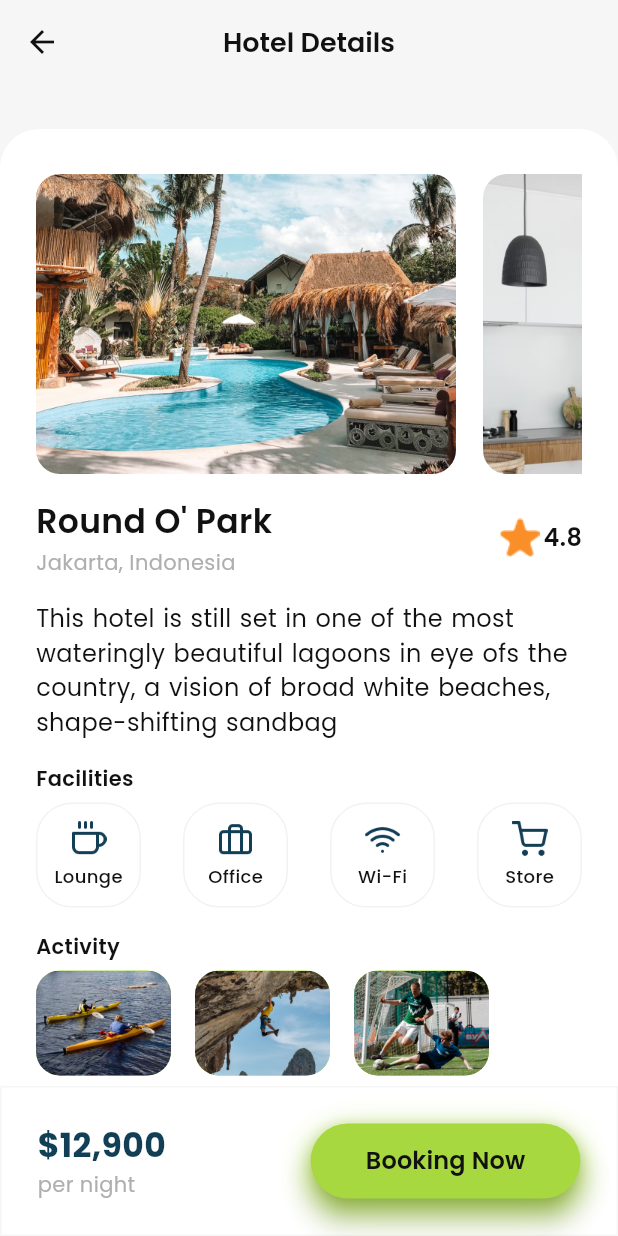
After one commit to HarunNurahman/hayy-hotelio_app, a Flutter app: the DetailHotelPage screen opened directly, on a phone screen of 412 x 824 dp. The commit adds this screen. Run offline on Flutter 3.47's test engine with Material 3 defaults, Android fonts, the phone set to English and light mode, and no system bars; our stand-ins replace another_flushbar, cloud_firestore, firebase_auth, firebase_core, flutter_rating_bar, get and 2 more; accounts and stored records are empty.

Commit message:
Style: Slicing detail hotel page UI

```diff
--- a/lib/main.dart
+++ b/lib/main.dart
@@ -31,6 +31,16 @@ class MyApp extends StatelessWidget {
       debugShowCheckedModeBanner: false,
       theme: ThemeData(
         scaffoldBackgroundColor: lightGrayColor,
+        appBarTheme: AppBarTheme(
+          backgroundColor: lightGrayColor,
+          elevation: 0,
+          centerTitle: true,
+          iconTheme: IconThemeData(color: blackColor),
+          titleTextStyle: blackTextStyle.copyWith(
+            fontSize: 18,
+            fontWeight: semiBold,
+          ),
+        ),
       ),
       routes: {
         '/': (context) {
--- /dev/null
+++ b/lib/pages/detail-hotel_page.dart
@@ -0,0 +1,222 @@
+import 'package:flutter/material.dart';
+import 'package:hayy_hotelio_app/pages/widgets/activity_item.dart';
+import 'package:hayy_hotelio_app/pages/widgets/custom_button.dart';
+import 'package:hayy_hotelio_app/pages/widgets/facility_item.dart';
+import 'package:hayy_hotelio_app/shared/style.dart';
+
+class DetailHotelPage extends StatelessWidget {
+  const DetailHotelPage({super.key});
+
+  @override
+  Widget build(BuildContext context) {
+    return Scaffold(
+      appBar: AppBar(
+        title: const Text('Hotel Details'),
+      ),
+      bottomNavigationBar: Container(
+        width: double.infinity,
+        height: 100,
+        padding: const EdgeInsets.symmetric(horizontal: 24),
+        decoration: BoxDecoration(
+          color: whiteColor,
+          border: Border.all(color: lightGrayColor),
+        ),
+        child: Row(
+          mainAxisAlignment: MainAxisAlignment.spaceBetween,
+          children: [
+            // Price/night
+            Column(
+              mainAxisAlignment: MainAxisAlignment.center,
+              crossAxisAlignment: CrossAxisAlignment.start,
+              children: [
+                Text(
+                  '\$12,900',
+                  style: grayTextStyle.copyWith(
+                    fontSize: 22,
+                    fontWeight: bold,
+                    color: darkGrayColor,
+                  ),
+                ),
+                Text('per night', style: grayTextStyle),
+              ],
+            ),
+            // Button
+            CustomButton(
+              text: 'Booking Now',
+              width: 180,
+              onTap: () {},
+            )
+          ],
+        ),
+      ),
+      body: Container(
+        margin: const EdgeInsets.only(top: 30),
+        padding: const EdgeInsets.only(left: 24, right: 24, top: 30),
+        decoration: BoxDecoration(
+          color: whiteColor,
+          borderRadius: const BorderRadius.only(
+            topLeft: Radius.circular(26),
+            topRight: Radius.circular(26),
+          ),
+        ),
+        child: ListView(
+          children: [
+            Column(
+              crossAxisAlignment: CrossAxisAlignment.start,
+              children: [
+                // Image detail hotel
+                detailImage(),
+                const SizedBox(height: 16),
+                // Hotel information
+                hotelInfo(),
+                const SizedBox(height: 16),
+                // Description
+                Text(
+                  'This hotel is still set in one of the most  wateringly beautiful lagoons in eye ofs the country, a vision of broad white beaches, shape-shifting sandbag',
+                  style: blackTextStyle.copyWith(
+                    fontSize: 16,
+                    wordSpacing: 1,
+                  ),
+                ),
+                const SizedBox(height: 16),
+                // Facilities
+                facility(),
+                const SizedBox(height: 16),
+                // Activity
+                activity(),
+                const SizedBox(height: 30)
+              ],
+            ),
+          ],
+        ),
+      ),
+    );
+  }
+
+  Widget detailImage() {
+    return SingleChildScrollView(
+      scrollDirection: Axis.horizontal,
+      child: Row(
+        children: [
+          ClipRRect(
+            borderRadius: BorderRadius.circular(16),
+            child: Image.asset(
+              'assets/images/img_detail-hotel_1.png',
+              width: 280,
+            ),
+          ),
+          const SizedBox(width: 18),
+          ClipRRect(
+            borderRadius: BorderRadius.circular(16),
+            child: Image.asset(
+              'assets/images/img_detail-hotel_2.png',
+              width: 280,
+            ),
+          ),
+        ],
+      ),
+    );
+  }
+
+  Widget hotelInfo() {
+    return Row(
+      mainAxisAlignment: MainAxisAlignment.spaceBetween,
+      children: [
+        Column(
+          crossAxisAlignment: CrossAxisAlignment.start,
+          children: [
+            // Hotel name
+            Text(
+              'Round O\' Park',
+              style: blackTextStyle.copyWith(
+                fontSize: 22,
+                fontWeight: semiBold,
+              ),
+            ),
+            const SizedBox(height: 2),
+            Text('Jakarta, Indonesia', style: grayTextStyle),
+          ],
+        ),
+        // Rating
+        Row(
+          children: [
+            Image.asset('assets/icons/ic_star_on.png', width: 28),
+            const SizedBox(width: 2),
+            Text(
+              '4.8',
+              style: blackTextStyle.copyWith(
+                fontSize: 16,
+                fontWeight: semiBold,
+              ),
+            )
+          ],
+        )
+      ],
+    );
+  }
+
+  Widget facility() {
+    return Column(
+      crossAxisAlignment: CrossAxisAlignment.start,
+      children: [
+        Text(
+          'Facilities',
+          style: blackTextStyle.copyWith(fontWeight: semiBold),
+        ),
+        const SizedBox(height: 6),
+        const Row(
+          mainAxisAlignment: MainAxisAlignment.spaceBetween,
+          children: [
+            FacilityItem(
+              imgUrl: 'assets/icons/ic_facility_lounge.png',
+              name: 'Lounge',
+            ),
+            FacilityItem(
+              imgUrl: 'assets/icons/ic_facility_office.png',
+              name: 'Office',
+            ),
+            FacilityItem(
+              imgUrl: 'assets/icons/ic_facility_wifi.png',
+              name: 'Wi-Fi',
+            ),
+            FacilityItem(
+              imgUrl: 'assets/icons/ic_facility_store.png',
+              name: 'Store',
+            ),
+          ],
+        )
+      ],
+    );
+  }
+
+  Widget activity() {
+    return Column(
+      crossAxisAlignment: CrossAxisAlignment.start,
+      children: [
+        Text(
+          'Activity',
+          style: blackTextStyle.copyWith(
+            fontWeight: semiBold,
+          ),
+        ),
+        const SizedBox(height: 6),
+        const Row(
+          children: [
+            ActivityItem(
+              name: 'Kayak',
+              imgUrl: 'assets/images/img_activity_1.png',
+            ),
+            ActivityItem(
+              name: 'Climbing',
+              imgUrl: 'assets/images/img_activity_2.png',
+            ),
+            ActivityItem(
+              name: 'Mini Soccer',
+              imgUrl: 'assets/images/img_activity_3.png',
+            ),
+          ],
+        )
+      ],
+    );
+  }
+}
--- a/lib/pages/nearby_page.dart
+++ b/lib/pages/nearby_page.dart
@@ -2,6 +2,7 @@ import 'package:flutter/material.dart';
 import 'package:get/get.dart';
 import 'package:hayy_hotelio_app/controllers/nearby-hotel_controller.dart';
 import 'package:hayy_hotelio_app/models/hotel_model.dart';
+import 'package:hayy_hotelio_app/pages/detail-hotel_page.dart';
 import 'package:hayy_hotelio_app/pages/widgets/category_item.dart';
 import 'package:hayy_hotelio_app/pages/widgets/custom_textformfield.dart';
 import 'package:hayy_hotelio_app/pages/widgets/hotel_item.dart';
@@ -138,6 +139,7 @@ class NearbyPage extends StatelessWidget {
               HotelModel hotel = list[index];
               return HotelItem(
                 hotel: hotel,
+                onTap: () => Get.to(() => const DetailHotelPage()),
               );
             },
           );
--- /dev/null
+++ b/lib/pages/widgets/activity_item.dart
@@ -0,0 +1,40 @@
+import 'package:flutter/widgets.dart';
+import 'package:hayy_hotelio_app/shared/style.dart';
+
+class ActivityItem extends StatelessWidget {
+  final String name;
+  final String imgUrl;
+  const ActivityItem({
+    super.key,
+    required this.name,
+    required this.imgUrl,
+  });
+
+  @override
+  Widget build(BuildContext context) {
+    return Column(
+      children: [
+        Container(
+          margin: const EdgeInsets.only(right: 16),
+          width: 90,
+          height: 70,
+          decoration: BoxDecoration(
+            color: greenColor,
+            borderRadius: BorderRadius.circular(16),
+            image: DecorationImage(
+              image: AssetImage(imgUrl),
+            ),
+          ),
+        ),
+        const SizedBox(height: 6),
+        Text(
+          name,
+          style: blackTextStyle.copyWith(
+            fontSize: 12,
+            fontWeight: medium,
+          ),
+        ),
+      ],
+    );
+  }
+}
--- a/lib/pages/widgets/custom_button.dart
+++ b/lib/pages/widgets/custom_button.dart
@@ -9,8 +9,8 @@ class CustomButton extends StatelessWidget {
   const CustomButton({
     super.key,
     required this.text,
-    required this.width,
-    required this.height,
+    this.width = double.infinity,
+    this.height = 50,
     required this.onTap,
   });
 
--- /dev/null
+++ b/lib/pages/widgets/facility_item.dart
@@ -0,0 +1,41 @@
+import 'package:flutter/widgets.dart';
+import 'package:hayy_hotelio_app/shared/style.dart';
+
+class FacilityItem extends StatelessWidget {
+  final String name;
+  final String imgUrl;
+  const FacilityItem({
+    super.key,
+    required this.name,
+    required this.imgUrl,
+  });
+
+  @override
+  Widget build(BuildContext context) {
+    return Container(
+      height: 70,
+      width: 70,
+      decoration: BoxDecoration(
+        color: whiteColor,
+        border: Border.all(
+          color: const Color(0xFFF2F2F2),
+        ),
+        borderRadius: BorderRadius.circular(24),
+      ),
+      child: Column(
+        mainAxisAlignment: MainAxisAlignment.center,
+        children: [
+          Image.asset(imgUrl, width: 24),
+          const SizedBox(height: 4),
+          Text(
+            name,
+            style: blackTextStyle.copyWith(
+              fontSize: 12,
+              fontWeight: medium,
+            ),
+          ),
+        ],
+      ),
+    );
+  }
+}
```
